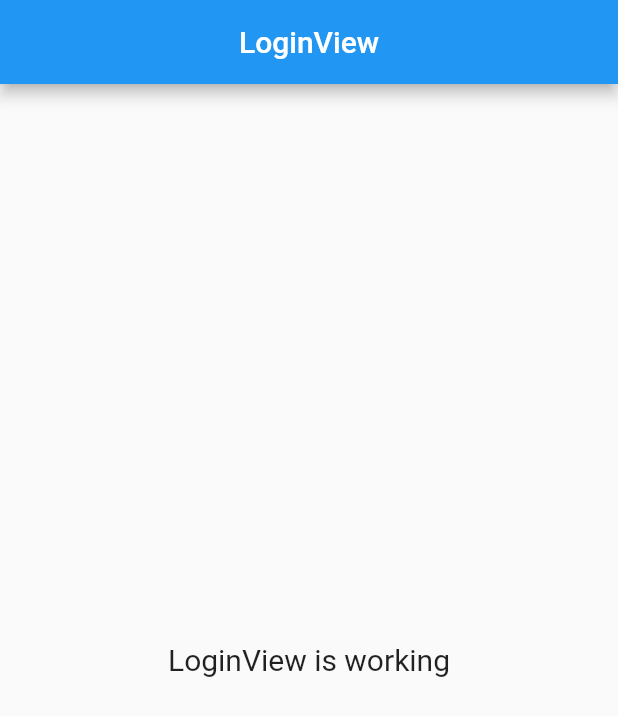
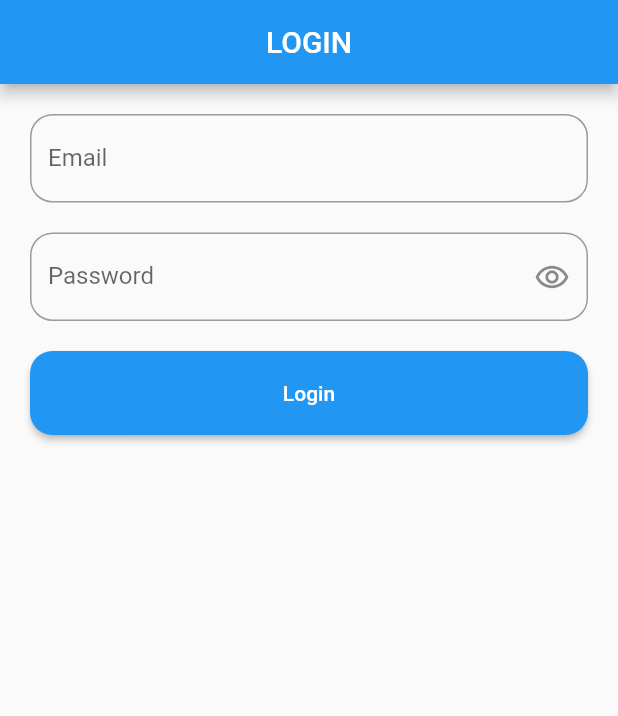
Before and after one commit to anasmisbah/qr_code, a Flutter app: the screen it shows after launch, on a phone screen of 412 x 824 dp. Shown: the top 716 px of the screen. Run offline on Flutter 3.47's test engine with Material 2 defaults, Android fonts, the phone set to English and light mode, and no system bars; our stand-ins replace get.

Commit message:
style login page

```diff
--- a/lib/app/modules/login/controllers/login_controller.dart
+++ b/lib/app/modules/login/controllers/login_controller.dart
@@ -1,23 +1,9 @@
+import 'package:flutter/widgets.dart';
 import 'package:get/get.dart';
 
 class LoginController extends GetxController {
-  //TODO: Implement LoginController
+  TextEditingController emailC = TextEditingController();
+  TextEditingController passC = TextEditingController();
 
-  final count = 0.obs;
-  @override
-  void onInit() {
-    super.onInit();
-  }
-
-  @override
-  void onReady() {
-    super.onReady();
-  }
-
-  @override
-  void onClose() {
-    super.onClose();
-  }
-
-  void increment() => count.value++;
+  RxBool isHidden = true.obs;
 }
--- a/lib/app/modules/login/views/login_view.dart
+++ b/lib/app/modules/login/views/login_view.dart
@@ -10,14 +10,62 @@ class LoginView extends GetView<LoginController> {
   Widget build(BuildContext context) {
     return Scaffold(
       appBar: AppBar(
-        title: const Text('LoginView'),
+        title: const Text('LOGIN'),
         centerTitle: true,
       ),
-      body: const Center(
-        child: Text(
-          'LoginView is working',
-          style: TextStyle(fontSize: 20),
-        ),
+      body: ListView(
+        padding: EdgeInsets.all(20),
+        children: [
+          TextField(
+            autocorrect: false,
+            controller: controller.emailC,
+            keyboardType: TextInputType.emailAddress,
+            decoration: InputDecoration(
+              labelText: "Email",
+              border: OutlineInputBorder(
+                borderRadius: BorderRadius.circular(15),
+              ),
+            ),
+          ),
+          SizedBox(
+            height: 20,
+          ),
+          Obx(
+            () => TextField(
+              autocorrect: false,
+              controller: controller.passC,
+              obscureText: controller.isHidden.value,
+              keyboardType: TextInputType.text,
+              decoration: InputDecoration(
+                labelText: "Password",
+                border: OutlineInputBorder(
+                  borderRadius: BorderRadius.circular(15),
+                ),
+                suffixIcon: IconButton(
+                  onPressed: () => controller.isHidden.toggle(),
+                  icon: Icon(
+                    controller.isHidden.isFalse
+                        ? Icons.remove_red_eye
+                        : Icons.remove_red_eye_outlined,
+                  ),
+                ),
+              ),
+            ),
+          ),
+          SizedBox(
+            height: 20,
+          ),
+          ElevatedButton(
+            onPressed: () {},
+            style: ElevatedButton.styleFrom(
+              shape: RoundedRectangleBorder(
+                borderRadius: BorderRadius.circular(15),
+              ),
+              padding: EdgeInsets.symmetric(vertical: 20),
+            ),
+            child: Text("Login"),
+          ),
+        ],
       ),
     );
   }
```
